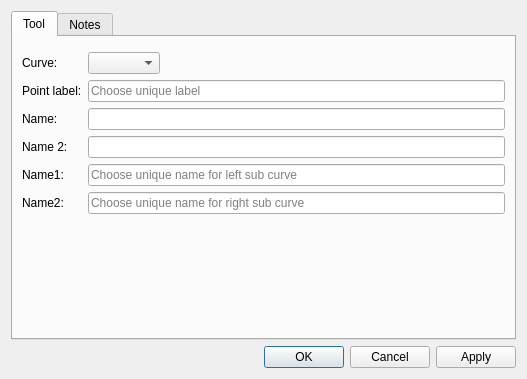
First picture: the form in src/libs/vtools/dialogs/tools/dialogcutspline.ui, repository equinox-patterns/Ostara, before the edit.
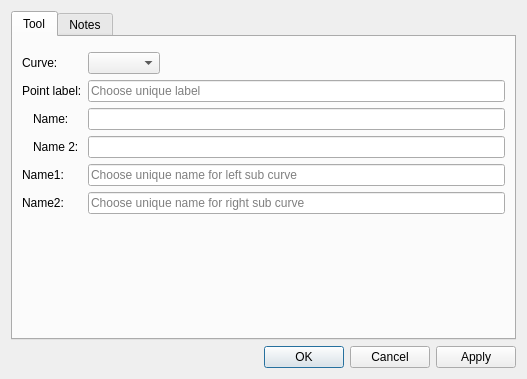
Second picture: the form after the edit. Icons and pictures are not drawn.

The edit to the form file:
```diff
--- a/src/libs/vtools/dialogs/tools/dialogcutspline.ui
+++ b/src/libs/vtools/dialogs/tools/dialogcutspline.ui
@@ -76,20 +76,52 @@
           </widget>
          </item>
          <item row="2" column="0">
+          <widget class="QWidget" name="widgetAlias1Label" native="true">
+           <layout class="QHBoxLayout" name="horizontalLayoutAlias1">
+            <property name="spacing"><number>4</number></property>
+            <property name="leftMargin"><number>0</number></property>
+            <property name="topMargin"><number>0</number></property>
+            <property name="rightMargin"><number>0</number></property>
+            <property name="bottomMargin"><number>0</number></property>
+            <item>
+             <widget class="QLabel" name="labelAlias1Dot">
+              <property name="text"><string/></property>
+             </widget>
+            </item>
+            <item>
           <widget class="QLabel" name="labelAlias1">
            <property name="text">
             <string>Name:</string>
            </property>
           </widget>
          </item>
+           </layout>
+          </widget>
+         </item>
          <item row="2" column="1">
           <widget class="QLineEdit" name="lineEditAlias1"/>
          </item>
          <item row="3" column="0">
+          <widget class="QWidget" name="widgetAlias2Label" native="true">
+           <layout class="QHBoxLayout" name="horizontalLayoutAlias2">
+            <property name="spacing"><number>4</number></property>
+            <property name="leftMargin"><number>0</number></property>
+            <property name="topMargin"><number>0</number></property>
+            <property name="rightMargin"><number>0</number></property>
+            <property name="bottomMargin"><number>0</number></property>
+            <item>
+             <widget class="QLabel" name="labelAlias2Dot">
+              <property name="text"><string/></property>
+             </widget>
+            </item>
+            <item>
           <widget class="QLabel" name="labelAlias2">
            <property name="text">
             <string>Name 2:</string>
            </property>
+             </widget>
+            </item>
+           </layout>
           </widget>
          </item>
          <item row="3" column="1">
```
Lines whose indentation alone changed are shown as unchanged.
